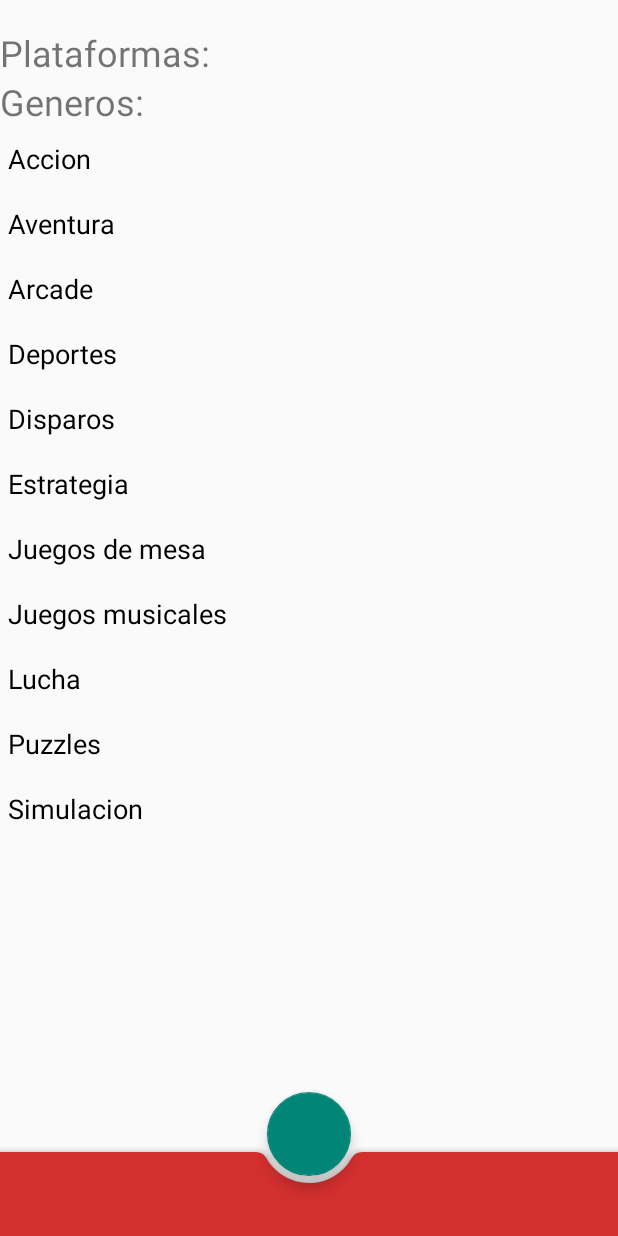
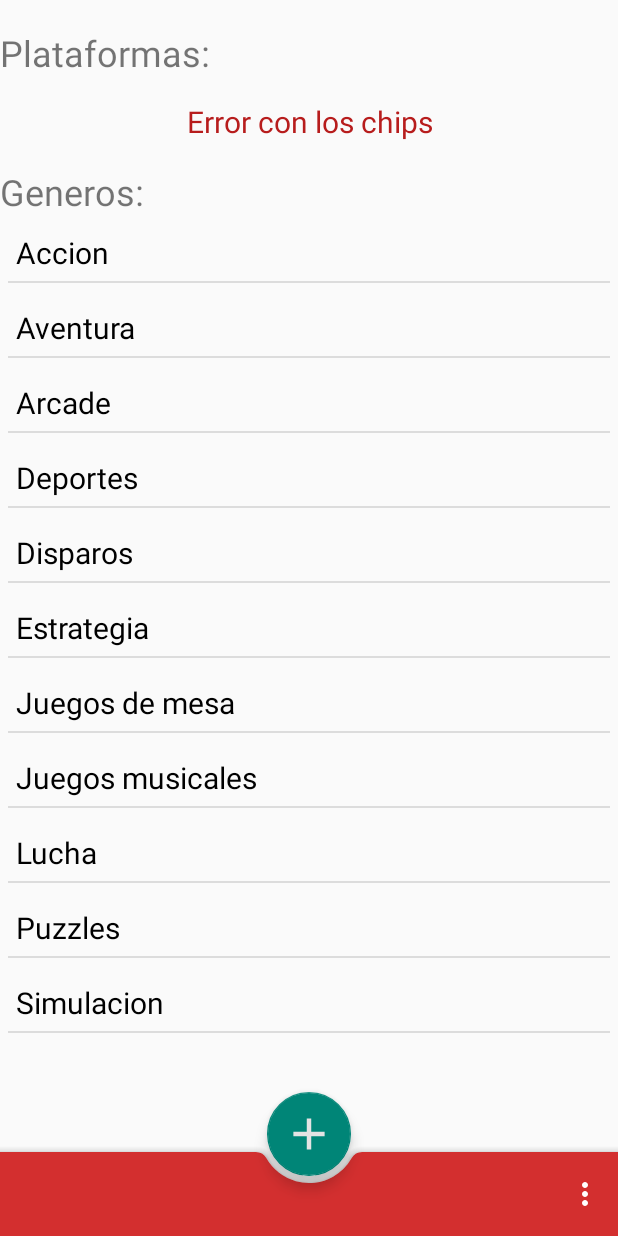
Before and after one commit to Prades0120/PlayJuegos, an Android app: the screen it shows after launch (Ajustes), in the options menu, after a tap on "Ajustes", on a phone screen of 412 x 824 dp. Run offline under Robolectric (Android 15) with nearby library versions, the phone set to English and light mode, and no system bars.

Commit message:
Tema 2 Ejercicio 4

```diff
--- a/app/src/main/java/com/example/playjuegos/Ajustes.kt
+++ b/app/src/main/java/com/example/playjuegos/Ajustes.kt
@@ -13,6 +13,9 @@ class Ajustes : AppCompatActivity() {
     override fun onCreate(savedInstanceState: Bundle?) {
         super.onCreate(savedInstanceState)
         setContentView(R.layout.ajustes)
+
+        val bottomAppBar = findViewById<BottomAppBar>(R.id.bottomAppBar)
+        bottomAppBar.replaceMenu(R.menu.menu_main)
 
         val items = ArrayList<Generos>()
         items.add(Generos(R.string.accion))
@@ -38,14 +41,5 @@ class Ajustes : AppCompatActivity() {
         adaptador.onClick = {
             Toast.makeText(this, ""+ recView.getChildAdapterPosition(it), Toast.LENGTH_LONG).show()
         }
-        val chipGroup = findViewById<ChipGroup>(R.id.chip_group)
-
-        chipGroup.setOnCheckedChangeListener(object : ChipGroup.OnCheckedChangeListener {
-
-            override fun onCheckedChanged(group: ChipGroup, checkedId: Int) {
-                val checkedChip = group.findViewById<Chip>(checkedId)
-                var option = checkedChip.text as String
-            }
-        })
     }
 }
--- a/app/src/main/res/drawable/ic_cross_foreground.xml
+++ b/app/src/main/res/drawable/ic_cross_foreground.xml
@@ -4,10 +4,10 @@
     android:viewportWidth="108"
     android:viewportHeight="108"
     android:tint="#E3E3E3">
-  <group android:scaleX="4.404375"
-      android:scaleY="4.404375"
-      android:translateX="1.1475"
-      android:translateY="1.1475">
+  <group android:scaleX="6.69465"
+      android:scaleY="6.69465"
+      android:translateX="-26.3358"
+      android:translateY="-26.3358">
     <path
         android:fillColor="@android:color/white"
         android:pathData="M19,13h-6v6h-2v-6H5v-2h6V5h2v6h6v2z"/>
--- a/app/src/main/res/layout/ajustes.xml
+++ b/app/src/main/res/layout/ajustes.xml
@@ -8,7 +8,7 @@
 
     <LinearLayout
         android:layout_width="match_parent"
-        android:layout_height="wrap_content"
+        android:layout_height="match_parent"
         android:layout_marginBottom="58dp"
         android:orientation="vertical">
 
@@ -83,6 +83,13 @@
                 android:textAppearance="?android:textAppearanceMedium"/>-->
 
         </com.google.android.material.chip.ChipGroup>
+        <TextView
+            android:layout_width="match_parent"
+            android:layout_height="60dp"
+            android:textColor="@color/red_900"
+            android:text="@string/error_con_los_chips"
+            android:gravity="center"
+            android:textSize="20sp" />
 
         <TextView
             android:id="@+id/textView4"
@@ -99,24 +106,24 @@
     </LinearLayout>
 
     <com.google.android.material.bottomappbar.BottomAppBar
-        android:id="@+id/bottom_appbar"
+        android:id="@+id/bottomAppBar"
         android:layout_width="match_parent"
         android:layout_height="?attr/actionBarSize"
         android:layout_gravity="bottom"
+        style="@style/Widget.MaterialComponents.BottomAppBar.Colored"
         app:fabAlignmentMode="center"
         app:fabCradleVerticalOffset="12dp"
-        style="@style/Widget.MaterialComponents.BottomAppBar.PrimarySurface"
         app:popupTheme="@style/ThemeOverlay.AppCompat.Light"
         app:theme="@style/ThemeOverlay.AppCompat.Dark.ActionBar"/>
+
 
     <com.google.android.material.floatingactionbutton.FloatingActionButton
         android:id="@+id/fab"
         android:layout_width="wrap_content"
         android:layout_height="wrap_content"
-        app:layout_anchor="@+id/bottom_appbar"
-        tools:ignore="SpeakableTextPresentCheck"
-        tools:srcCompat="@drawable/ic_cross_foreground"
-        android:contentDescription="@string/todo" />
+        android:contentDescription="@string/todo"
+        app:layout_anchor="@+id/bottomAppBar"
+        android:src="@drawable/ic_cross_foreground" />
 
 
 </androidx.coordinatorlayout.widget.CoordinatorLayout>
--- a/app/src/main/res/layout/item_generos.xml
+++ b/app/src/main/res/layout/item_generos.xml
@@ -10,8 +10,13 @@
         android:id="@+id/buttonGeneros"
         android:layout_width="match_parent"
         android:layout_height="wrap_content"
-        android:textSize="18sp"
-        android:textColor="@color/black"
-        android:layout_marginTop="4dp"
-        android:layout_marginBottom="4dp" />
+        android:padding="5dp"
+        android:textSize="20sp"
+        android:textColor="@color/black"/>
+
+    <View
+        android:id="@+id/divider"
+        android:layout_width="match_parent"
+        android:layout_height="1dp"
+        android:background="?android:attr/listDivider" />
 </LinearLayout>
--- a/app/src/main/res/menu/menu_main.xml
+++ b/app/src/main/res/menu/menu_main.xml
@@ -6,14 +6,12 @@
         android:id="@+id/app_bar_search"
         android:icon="@drawable/ic_search_black_24dp"
         android:title="@string/buscar"
-        app:showAsAction="ifRoom"
-        app:actionViewClass="android.widget.SearchView" />
+        app:showAsAction="never" />
 
     <item android:id="@+id/action_add"
         android:title="@string/action_add"
-        android:icon="@android:drawable/ic_menu_add"
         android:orderInCategory="100"
-        app:showAsAction="ifRoom" />
+        app:showAsAction="never" />
 
     <item android:id="@+id/action_settings"
         android:title="@string/settings"
--- a/app/src/main/res/values/strings.xml
+++ b/app/src/main/res/values/strings.xml
@@ -47,4 +47,5 @@
     <string name="puzzles">Puzzles</string>
     <string name="accion">Accion</string>
     <string name="simulacion">Simulacion</string>
+    <string name="error_con_los_chips">Error con los chips</string>
 </resources>
```
Also changed, not shown: app/src/main/ic_cross-playstore.png, app/src/main/res/mipmap-hdpi/ic_cross.png (deleted), app/src/main/res/mipmap-hdpi/ic_cross_round.png (deleted), app/src/main/res/mipmap-mdpi/ic_cross.png (deleted), app/src/main/res/mipmap-mdpi/ic_cross_round.png (deleted), app/src/main/res/mipmap-xhdpi/ic_cross.png (deleted), app/src/main/res/mipmap-xhdpi/ic_cross_round.png (deleted), app/src/main/res/mipmap-xxhdpi/ic_cross.png (deleted), app/src/main/res/mipmap-xxhdpi/ic_cross_round.png (deleted), app/src/main/res/mipmap-xxxhdpi/ic_cross.png (deleted), app/src/main/res/mipmap-xxxhdpi/ic_cross_round.png (deleted).
